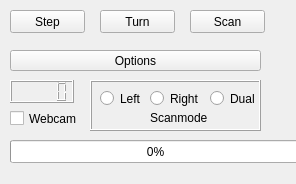
leramleram/triscan, file src/main.ui: the form before one commit.
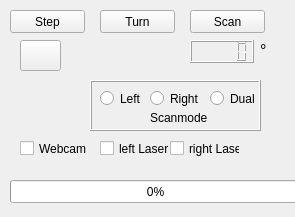
The form after the commit. Icons and pictures are not drawn.

The edit to the form file:
```diff
--- a/src/main.ui
+++ b/src/main.ui
@@ -6,8 +6,8 @@
    <rect>
     <x>0</x>
     <y>0</y>
-    <width>296</width>
-    <height>184</height>
+    <width>295</width>
+    <height>217</height>
    </rect>
   </property>
   <property name="windowTitle">
@@ -17,7 +17,7 @@
    <property name="geometry">
     <rect>
      <x>10</x>
-     <y>140</y>
+     <y>180</y>
      <width>291</width>
      <height>23</height>
     </rect>
@@ -29,14 +29,24 @@
   <widget class="QToolButton" name="toolButton">
    <property name="geometry">
     <rect>
-     <x>10</x>
-     <y>50</y>
-     <width>251</width>
-     <height>21</height>
+     <x>20</x>
+     <y>40</y>
+     <width>41</width>
+     <height>31</height>
     </rect>
    </property>
    <property name="text">
-    <string>Options</string>
+    <string/>
+   </property>
+   <property name="icon">
+    <iconset resource="resources.qrc">
+     <normaloff>:/48x48/png/48x48/System.png</normaloff>:/48x48/png/48x48/System.png</iconset>
+   </property>
+   <property name="iconSize">
+    <size>
+     <width>19</width>
+     <height>19</height>
+    </size>
    </property>
   </widget>
   <widget class="QPushButton" name="scanButton">
@@ -90,8 +100,8 @@
   <widget class="QCheckBox" name="camBox">
    <property name="geometry">
     <rect>
-     <x>10</x>
-     <y>110</y>
+     <x>20</x>
+     <y>140</y>
      <width>70</width>
      <height>17</height>
     </rect>
@@ -174,8 +184,8 @@
   <widget class="QLCDNumber" name="deg_lcd">
    <property name="geometry">
     <rect>
-     <x>10</x>
-     <y>80</y>
+     <x>190</x>
+     <y>40</y>
      <width>64</width>
      <height>23</height>
     </rect>
@@ -190,6 +200,50 @@
     <string>degrees</string>
    </property>
   </widget>
+  <widget class="QCheckBox" name="lLaserBox">
+   <property name="geometry">
+    <rect>
+     <x>100</x>
+     <y>140</y>
+     <width>70</width>
+     <height>17</height>
+    </rect>
+   </property>
+   <property name="text">
+    <string>left Laser</string>
+   </property>
+  </widget>
+  <widget class="QCheckBox" name="rLaserBox">
+   <property name="geometry">
+    <rect>
+     <x>170</x>
+     <y>140</y>
+     <width>70</width>
+     <height>17</height>
+    </rect>
+   </property>
+   <property name="text">
+    <string>right Laser</string>
+   </property>
+  </widget>
+  <widget class="QLabel" name="label_2">
+   <property name="geometry">
+    <rect>
+     <x>260</x>
+     <y>40</y>
+     <width>41</width>
+     <height>20</height>
+    </rect>
+   </property>
+   <property name="font">
+    <font>
+     <pointsize>12</pointsize>
+    </font>
+   </property>
+   <property name="text">
+    <string>°</string>
+   </property>
+  </widget>
   <zorder>frame</zorder>
   <zorder>progressBar</zorder>
   <zorder>toolButton</zorder>
```
Left out of the diff: 22 changed lines with no effect on the pictures.
